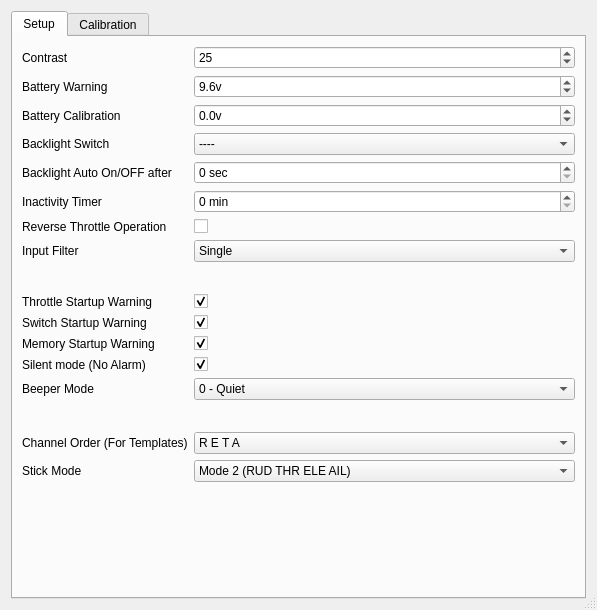
This is src/generaledit.ui in xhorizont/eepe as Qt 5 draws it before an edit. The edited form follows.
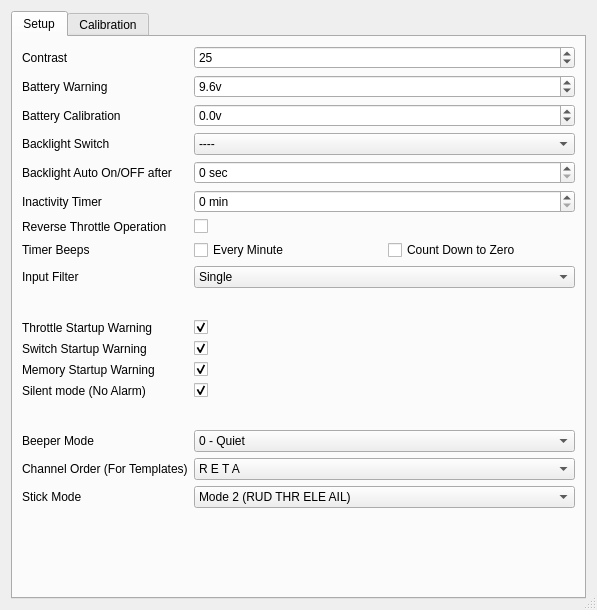
This is the edited form. The open tabs and pages were chosen to show the change. Icons and pictures are not drawn.

The edit to the form file:
```diff
--- a/src/generaledit.ui
+++ b/src/generaledit.ui
@@ -372,13 +372,48 @@
         </widget>
        </item>
        <item row="7" column="0">
+        <widget class="QLabel" name="label_28">
+         <property name="text">
+          <string>Timer Beeps</string>
+         </property>
+        </widget>
+       </item>
+       <item row="7" column="1">
+        <layout class="QHBoxLayout" name="horizontalLayout">
+         <item>
+          <widget class="QCheckBox" name="beepMinuteChkB">
+           <property name="whatsThis">
+            <string>&lt;!DOCTYPE HTML PUBLIC &quot;-//W3C//DTD HTML 4.0//EN&quot; &quot;http://www.w3.org/TR/REC-html40/strict.dtd&quot;&gt;
+&lt;html&gt;&lt;head&gt;&lt;meta name=&quot;qrichtext&quot; content=&quot;1&quot; /&gt;&lt;style type=&quot;text/css&quot;&gt;
+p, li { white-space: pre-wrap; }
+&lt;/style&gt;&lt;/head&gt;&lt;body style=&quot; font-family:'MS Shell Dlg 2'; font-size:8.25pt; font-weight:400; font-style:normal;&quot;&gt;
+&lt;p style=&quot; margin-top:0px; margin-bottom:0px; margin-left:0px; margin-right:0px; -qt-block-indent:0; text-indent:0px;&quot;&gt;&lt;span style=&quot; font-size:8pt;&quot;&gt;Single Beep Every whole Minute&lt;/span&gt;&lt;/p&gt;&lt;/body&gt;&lt;/html&gt;</string>
+           </property>
+           <property name="text">
+            <string>Every Minute</string>
+           </property>
+          </widget>
+         </item>
+         <item>
+          <widget class="QCheckBox" name="beepCountDownChkB">
+           <property name="whatsThis">
+            <string>Beeps at 30, 15, 10, and down from5 seconds</string>
+           </property>
+           <property name="text">
+            <string>Count Down to Zero</string>
+           </property>
+          </widget>
+         </item>
+        </layout>
+       </item>
+       <item row="8" column="0">
         <widget class="QLabel" name="label_8">
          <property name="text">
           <string>Input Filter</string>
          </property>
         </widget>
        </item>
-       <item row="7" column="1">
+       <item row="8" column="1">
         <widget class="QComboBox" name="inputfilterCB">
          <item>
           <property name="text">
@@ -397,7 +432,7 @@
          </item>
         </widget>
        </item>
-       <item row="8" column="0">
+       <item row="9" column="1">
         <spacer name="horizontalSpacer_2">
          <property name="orientation">
           <enum>Qt::Horizontal</enum>
@@ -410,14 +445,14 @@
          </property>
         </spacer>
        </item>
-       <item row="9" column="0">
+       <item row="10" column="0">
         <widget class="QLabel" name="label_9">
          <property name="text">
           <string>Throttle Startup Warning</string>
          </property>
         </widget>
        </item>
-       <item row="9" column="1">
+       <item row="10" column="1">
         <widget class="QCheckBox" name="thrwarnChkB">
          <property name="whatsThis">
           <string>&lt;!DOCTYPE HTML PUBLIC &quot;-//W3C//DTD HTML 4.0//EN&quot; &quot;http://www.w3.org/TR/REC-html40/strict.dtd&quot;&gt;
@@ -443,14 +478,14 @@
          </property>
         </widget>
        </item>
-       <item row="10" column="0">
+       <item row="11" column="0">
         <widget class="QLabel" name="label_10">
          <property name="text">
           <string>Switch Startup Warning</string>
          </property>
         </widget>
        </item>
-       <item row="10" column="1">
+       <item row="11" column="1">
         <widget class="QCheckBox" name="switchwarnChkB">
          <property name="whatsThis">
           <string>&lt;!DOCTYPE HTML PUBLIC &quot;-//W3C//DTD HTML 4.0//EN&quot; &quot;http://www.w3.org/TR/REC-html40/strict.dtd&quot;&gt;
@@ -473,14 +508,14 @@
          </property>
         </widget>
        </item>
-       <item row="11" column="0">
+       <item row="12" column="0">
         <widget class="QLabel" name="label_11">
          <property name="text">
           <string>Memory Startup Warning</string>
          </property>
         </widget>
        </item>
-       <item row="11" column="1">
+       <item row="12" column="1">
         <widget class="QCheckBox" name="memwarnChkB">
          <property name="whatsThis">
           <string>&lt;!DOCTYPE HTML PUBLIC &quot;-//W3C//DTD HTML 4.0//EN&quot; &quot;http://www.w3.org/TR/REC-html40/strict.dtd&quot;&gt;
@@ -503,14 +538,14 @@
          </property>
         </widget>
        </item>
-       <item row="12" column="0">
+       <item row="13" column="0">
         <widget class="QLabel" name="label_27">
          <property name="text">
           <string>Silent mode (No Alarm)</string>
          </property>
         </widget>
        </item>
-       <item row="12" column="1">
+       <item row="13" column="1">
         <widget class="QCheckBox" name="alarmwarnChkB">
          <property name="whatsThis">
           <string>&lt;!DOCTYPE HTML PUBLIC &quot;-//W3C//DTD HTML 4.0//EN&quot; &quot;http://www.w3.org/TR/REC-html40/strict.dtd&quot;&gt;
@@ -533,14 +568,27 @@
          </property>
         </widget>
        </item>
-       <item row="13" column="0">
+       <item row="14" column="1">
+        <spacer name="horizontalSpacer">
+         <property name="orientation">
+          <enum>Qt::Horizontal</enum>
+         </property>
+         <property name="sizeHint" stdset="0">
+          <size>
+           <width>40</width>
+           <height>20</height>
+          </size>
+         </property>
+        </spacer>
+       </item>
+       <item row="15" column="0">
         <widget class="QLabel" name="label_12">
          <property name="text">
           <string>Beeper Mode</string>
          </property>
         </widget>
        </item>
-       <item row="13" column="1">
+       <item row="15" column="1">
         <widget class="QComboBox" name="beeperCB">
          <property name="whatsThis">
           <string>Beeper volume
@@ -578,27 +626,14 @@
          </item>
         </widget>
        </item>
-       <item row="14" column="0">
-        <spacer name="horizontalSpacer">
-         <property name="orientation">
-          <enum>Qt::Horizontal</enum>
-         </property>
-         <property name="sizeHint" stdset="0">
-          <size>
-           <width>40</width>
-           <height>20</height>
-          </size>
-         </property>
-        </spacer>
-       </item>
-       <item row="15" column="0">
+       <item row="16" column="0">
         <widget class="QLabel" name="label_13">
          <property name="text">
           <string>Channel Order (For Templates)</string>
          </property>
         </widget>
        </item>
-       <item row="15" column="1">
+       <item row="16" column="1">
         <widget class="QComboBox" name="channelorderCB">
          <property name="whatsThis">
           <string>Channel order
@@ -730,14 +765,14 @@
          </item>
         </widget>
        </item>
-       <item row="16" column="0">
+       <item row="17" column="0">
         <widget class="QLabel" name="label_14">
          <property name="text">
           <string>Stick Mode</string>
          </property>
         </widget>
        </item>
-       <item row="16" column="1">
+       <item row="17" column="1">
         <widget class="QComboBox" name="stickmodeCB">
          <property name="whatsThis">
           <string>Mode selection:
```
Left out of the diff: 2 changed lines with no effect on the pictures.
